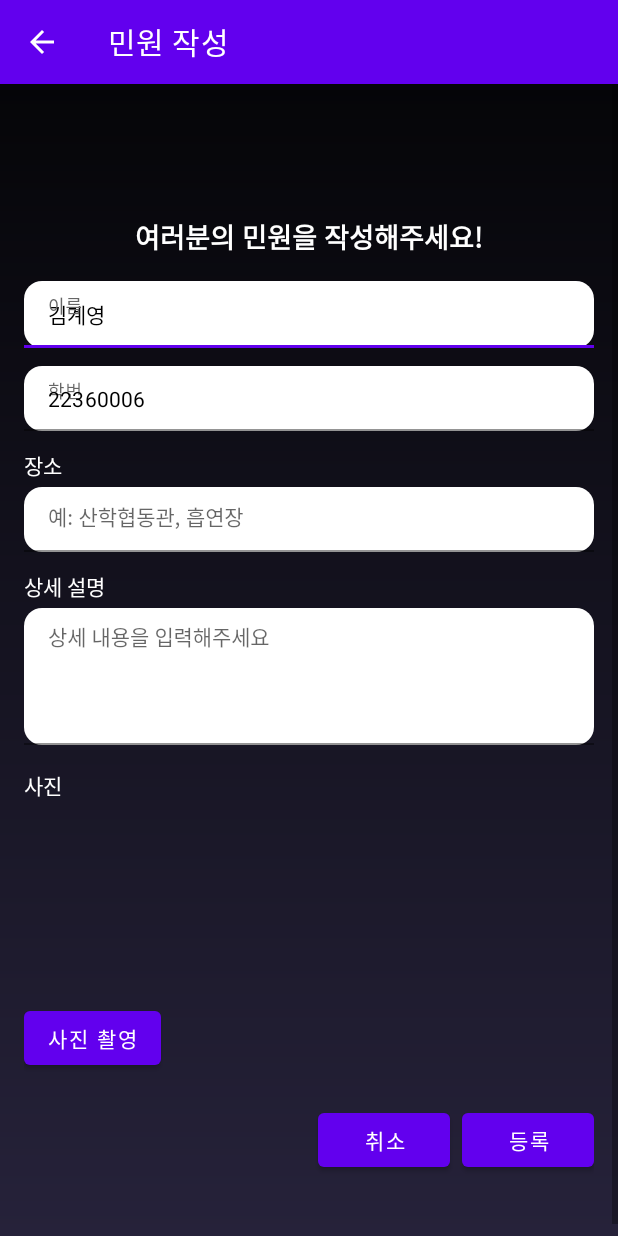
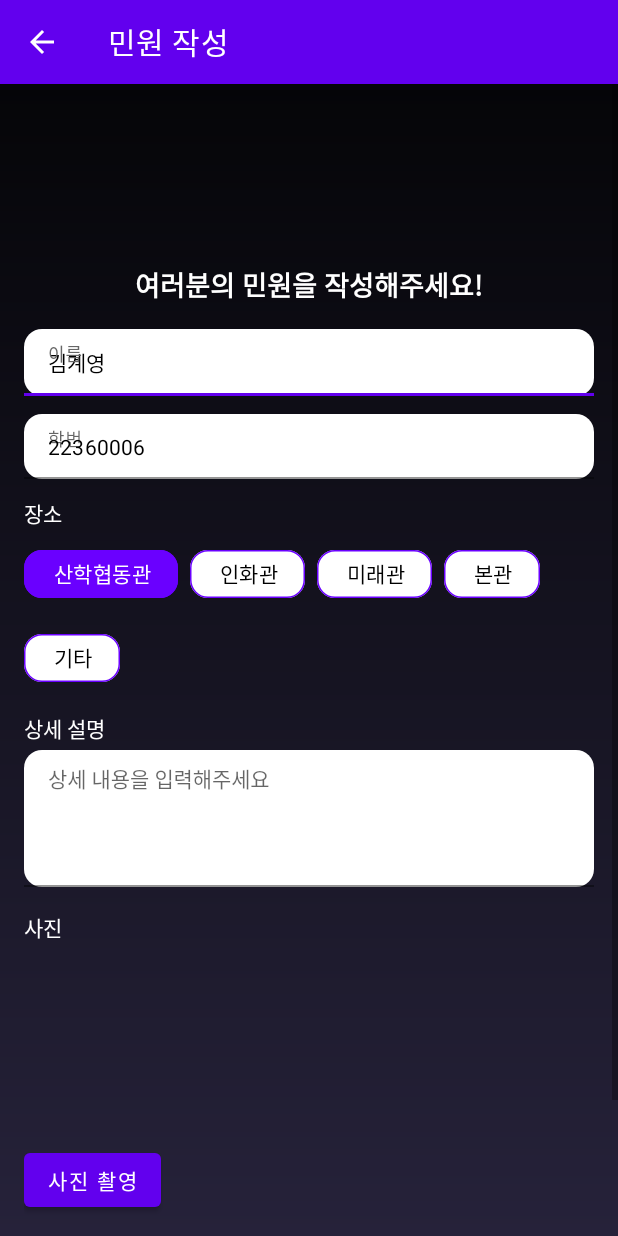
Before and after one commit to yonam-copspot/yonam-copspot, an Android app: the CreateComplaintActivity screen opened directly, with no data from a screen before it, on a phone screen of 412 x 824 dp. Run offline under Robolectric (Android 15) with nearby library versions, the phone set to English and light mode, and no system bars.

Commit message:
1. action bar 위치 조정 2. 장소 선택 기능 추가(CreateComplaintActivity 및 activity_create_complaint.xml 수정  ) 3.res/color 생성 4.design.xml 버튼별 생성 5.styles.xml 생성

```diff
--- a/Yonam-copspot-App/Yonamcopspot/app/src/main/java/com/example/yonam_copspot/CreateComplaintActivity.kt
+++ b/Yonam-copspot-App/Yonamcopspot/app/src/main/java/com/example/yonam_copspot/CreateComplaintActivity.kt
@@ -1,34 +1,35 @@
 package com.example.yonam_copspot
 
+import android.Manifest
+import android.content.pm.PackageManager
 import android.graphics.Bitmap
 import android.os.Bundle
 import android.util.Base64
+import android.util.Log
 import android.view.MenuItem
+import android.view.View
 import android.widget.*
 import androidx.activity.result.contract.ActivityResultContracts
 import androidx.appcompat.app.AppCompatActivity
+import androidx.core.app.ActivityCompat
+import androidx.core.content.ContextCompat
 import androidx.lifecycle.lifecycleScope
 import com.example.yonam_copspot.network.RetrofitClient
 import com.example.yonam_copspot.network.dto.CreateComplaintRequestDto
+import com.google.android.gms.location.FusedLocationProviderClient
+import com.google.android.gms.location.LocationServices
+import com.google.android.material.chip.Chip
+import com.google.android.material.chip.ChipGroup
+import com.google.android.material.textfield.TextInputEditText
+import com.google.android.material.textfield.TextInputLayout
 import kotlinx.coroutines.launch
 import java.io.ByteArrayOutputStream
-import android.Manifest
-import android.content.pm.PackageManager
-import androidx.core.app.ActivityCompat
-import androidx.core.content.ContextCompat
-import com.google.android.gms.location.FusedLocationProviderClient
-import com.google.android.gms.location.LocationServices
-import android.util.Log
-
-
 
 class CreateComplaintActivity : AppCompatActivity() {
 
-    // TODO: 실제 로그인 시스템 생기면 여기서 userId 받아오기
     private val loginUserId = "22360006"
     private val loginUserName = "김계영"
 
-    // ★ 위치
     private lateinit var fusedLocationClient: FusedLocationProviderClient
 
     companion object {
@@ -40,10 +41,12 @@ class CreateComplaintActivity : AppCompatActivity() {
     private lateinit var btnTakePhoto: Button
     private lateinit var editWriterName: EditText
     private lateinit var editUserId: EditText
-    private lateinit var editLocation: EditText
     private lateinit var editMessage: EditText
     private lateinit var btnSubmit: Button
     private lateinit var btnCancel: Button
+
+    // ✅ 장소 칩 관련
+    private lateinit var chipGroupLocation: ChipGroup
 
     private var photoBase64: String? = null
 
@@ -72,14 +75,17 @@ class CreateComplaintActivity : AppCompatActivity() {
         btnTakePhoto = findViewById(R.id.btnTakePhoto)
         editWriterName = findViewById(R.id.editWriterName)
         editUserId = findViewById(R.id.editUserId)
-        editLocation = findViewById(R.id.editLocation)
         editMessage = findViewById(R.id.editMessage)
         btnSubmit = findViewById(R.id.btnSubmitComplaint)
         btnCancel = findViewById(R.id.btnCancel)
 
-        // 기본값으로 로그인 아이디/이름 넣어두기 (수정 가능)
+        // ✅ 칩/기타입력 뷰 연결
+        chipGroupLocation = findViewById(R.id.chipGroupLocation)
+
+        // 기본값으로 로그인 아이디/이름
         editUserId.setText(loginUserId)
         editWriterName.setText(loginUserName)
+
 
         btnTakePhoto.setOnClickListener {
             takePicturePreviewLauncher.launch(null)
@@ -92,14 +98,23 @@ class CreateComplaintActivity : AppCompatActivity() {
         btnCancel.setOnClickListener {
             finish()
         }
+    }
 
-        // 🔹 이거도 사실 없어도 됨 (원하면 두 둬도 상관 없지만 필수 X)
-        // editMessage.setOnClickListener {
-        //     scrollView.post {
-        //         scrollView.smoothScrollTo(0, editMessage.bottom)
-        //     }
-        // }
+    // ✅ 칩에서 장소 가져오기
+    private fun getSelectedLocation(): String {
+        val checkedId = chipGroupLocation.checkedChipId
+        if (checkedId == View.NO_ID) return ""
+        return chipGroupLocation.findViewById<Chip>(checkedId)
+            .text.toString()
+            .trim()
     }
+
+//  기타로 저장되어서 넘어가게 하려면 이렇게
+//    return if (selected == "기타") {
+//        editEtcLocation.text?.toString()?.trim()
+//            .takeUnless { it.isNullOrEmpty() } ?: "기타"
+//    } else selected
+
 
     private fun submitComplaintToServer(
         writerName: String,
@@ -134,31 +149,28 @@ class CreateComplaintActivity : AppCompatActivity() {
     private fun submitComplaintWithLocation() {
         val writerName = editWriterName.text.toString().trim()
         val userId = editUserId.text.toString().trim()
-        val locationText = editLocation.text.toString().trim()
+        val locationText = getSelectedLocation()
         val description = editMessage.text.toString().trim()
 
         if (writerName.isEmpty() || userId.isEmpty() || locationText.isEmpty() || description.isEmpty()) {
-            Toast.makeText(this, "이름, 아이디, 장소, 설명을 모두 입력해 주세요.", Toast.LENGTH_SHORT).show()
+            Toast.makeText(this, "이름, 학번, 장소, 설명을 모두 입력해 주세요.", Toast.LENGTH_SHORT).show()
             return
         }
 
-        // ★ 위치 권한 체크
+        // 위치 권한 체크
         if (ContextCompat.checkSelfPermission(
                 this,
                 Manifest.permission.ACCESS_FINE_LOCATION
             ) != PackageManager.PERMISSION_GRANTED
         ) {
-            // 권한 없으면 요청
             ActivityCompat.requestPermissions(
                 this,
                 arrayOf(Manifest.permission.ACCESS_FINE_LOCATION),
                 REQUEST_LOCATION_PERMISSION
             )
-            // onRequestPermissionsResult 에서 다시 submitComplaintWithLocation() 호출
             return
         }
 
-        // ★ 권한이 있는 경우: 마지막 위치 가져오기
         fusedLocationClient.lastLocation
             .addOnSuccessListener { loc ->
                 val lat = loc?.latitude
@@ -188,6 +200,7 @@ class CreateComplaintActivity : AppCompatActivity() {
                 )
             }
     }
+
     override fun onRequestPermissionsResult(
         requestCode: Int,
         permissions: Array<out String>,
@@ -197,18 +210,18 @@ class CreateComplaintActivity : AppCompatActivity() {
 
         if (requestCode == REQUEST_LOCATION_PERMISSION) {
             if (grantResults.isNotEmpty() && grantResults[0] == PackageManager.PERMISSION_GRANTED) {
-                // 권한을 방금 허용했으니 다시 시도
                 submitComplaintWithLocation()
             } else {
-                // 거부한 경우: 위도/경도 없이 그냥 등록할지 여부 선택
                 Toast.makeText(this, "위치 권한이 없어 위치 없이 민원을 등록합니다.", Toast.LENGTH_SHORT).show()
 
                 val writerName = editWriterName.text.toString().trim()
                 val userId = editUserId.text.toString().trim()
-                val locationText = editLocation.text.toString().trim()
+                val locationText = getSelectedLocation()
                 val description = editMessage.text.toString().trim()
 
-                if (writerName.isNotEmpty() && userId.isNotEmpty() && locationText.isNotEmpty() && description.isNotEmpty()) {
+                if (writerName.isNotEmpty() && userId.isNotEmpty() &&
+                    locationText.isNotEmpty() && description.isNotEmpty()
+                ) {
                     submitComplaintToServer(
                         writerName = writerName,
                         userId = userId,
@@ -221,8 +234,6 @@ class CreateComplaintActivity : AppCompatActivity() {
             }
         }
     }
-
-
 
     private fun Bitmap.toBase64(): String {
         val outputStream = ByteArrayOutputStream()
@@ -237,7 +248,6 @@ class CreateComplaintActivity : AppCompatActivity() {
                 finish()
                 true
             }
-
             else -> super.onOptionsItemSelected(item)
         }
     }
--- /dev/null
+++ b/Yonam-copspot-App/Yonamcopspot/app/src/main/res/color/location_chip_bg.xml
@@ -0,0 +1,6 @@
+<selector xmlns:android="http://schemas.android.com/apk/res/android">
+    <!-- 선택됐을 때 배경 -->
+    <item android:color="#6A00FF" android:state_checked="true"/>
+    <!-- 기본 배경 -->
+    <item android:color="@android:color/white"/>
+</selector>
--- /dev/null
+++ b/Yonam-copspot-App/Yonamcopspot/app/src/main/res/color/location_chip_stroke.xml
@@ -0,0 +1,6 @@
+<selector xmlns:android="http://schemas.android.com/apk/res/android">
+    <!-- 선택됐을 때 테두리 -->
+    <item android:color="#6A00FF" android:state_checked="true"/>
+    <!-- 기본 테두리 -->
+    <item android:color="#6A00FF"/>
+</selector>
--- /dev/null
+++ b/Yonam-copspot-App/Yonamcopspot/app/src/main/res/color/location_chip_text.xml
@@ -0,0 +1,6 @@
+<selector xmlns:android="http://schemas.android.com/apk/res/android">
+    <!-- 선택됐을 때 글자색 -->
+    <item android:color="@android:color/white" android:state_checked="true"/>
+    <!-- 기본 글자색 -->
+    <item android:color="@android:color/black"/>
+</selector>
--- a/Yonam-copspot-App/Yonamcopspot/app/src/main/res/layout/activity_complaint_detail.xml
+++ b/Yonam-copspot-App/Yonamcopspot/app/src/main/res/layout/activity_complaint_detail.xml
@@ -12,7 +12,7 @@
         android:orientation="vertical"
         android:paddingStart="16dp"
         android:paddingEnd="16dp"
-        android:paddingTop="16dp"
+        android:paddingTop="120dp"
         android:paddingBottom="16dp"
         app:layout_constraintTop_toTopOf="parent"
         app:layout_constraintBottom_toBottomOf="parent"
--- a/Yonam-copspot-App/Yonamcopspot/app/src/main/res/layout/activity_create_complaint.xml
+++ b/Yonam-copspot-App/Yonamcopspot/app/src/main/res/layout/activity_create_complaint.xml
@@ -13,7 +13,7 @@
         android:orientation="vertical"
         android:paddingStart="16dp"
         android:paddingEnd="16dp"
-        android:paddingTop="88dp"
+        android:paddingTop="120dp"
         android:paddingBottom="48dp">
 
         <!-- 타이틀 -->
@@ -76,36 +76,68 @@
                 android:padding="12dp"/>
         </com.google.android.material.textfield.TextInputLayout>
 
-        <!-- 장소 -->
+
         <TextView
             android:layout_width="wrap_content"
             android:layout_height="wrap_content"
             android:text="장소"
             android:textColor="@android:color/white"
-            android:layout_marginBottom="4dp"/>
+            android:layout_marginBottom="6dp"/>
 
-        <com.google.android.material.textfield.TextInputLayout
+        <com.google.android.material.chip.ChipGroup
+            android:id="@+id/chipGroupLocation"
             android:layout_width="match_parent"
             android:layout_height="wrap_content"
             android:layout_marginBottom="12dp"
-            app:boxBackgroundMode="filled"
-            app:boxBackgroundColor="@android:color/white"
-            app:boxCornerRadiusTopStart="12dp"
-            app:boxCornerRadiusTopEnd="12dp"
-            app:boxCornerRadiusBottomStart="12dp"
-            app:boxCornerRadiusBottomEnd="12dp"
-            app:hintTextColor="#666666">
+            android:visibility="visible"
+            app:singleSelection="true"
+            app:selectionRequired="true"
+            app:chipSpacingHorizontal="8dp"
+            app:chipSpacingVertical="8dp">
 
-            <com.google.android.material.textfield.TextInputEditText
-                android:id="@+id/editLocation"
-                android:layout_width="match_parent"
+            <com.google.android.material.chip.Chip
+                android:id="@+id/chipLoc1"
+                style="@style/LocationChipStyle"
+                android:layout_width="wrap_content"
                 android:layout_height="wrap_content"
-                android:hint="예: 산학협동관, 흡연장"
-                android:inputType="text"
-                android:textColor="@android:color/black"
-                android:textSize="14sp"
-                android:padding="12dp"/>
-        </com.google.android.material.textfield.TextInputLayout>
+                android:text="산학협동관"
+                android:checkable="true"
+                android:checked="true"/>
+
+            <com.google.android.material.chip.Chip
+                android:id="@+id/chipLoc2"
+                style="@style/LocationChipStyle"
+                android:layout_width="wrap_content"
+                android:layout_height="wrap_content"
+                android:text="인화관"
+                android:checkable="true"/>
+
+            <com.google.android.material.chip.Chip
+                android:id="@+id/chipLoc3"
+                style="@style/LocationChipStyle"
+                android:layout_width="wrap_content"
+                android:layout_height="wrap_content"
+                android:text="미래관"
+                android:checkable="true"/>
+
+            <com.google.android.material.chip.Chip
+                android:id="@+id/chipLoc4"
+                style="@style/LocationChipStyle"
+                android:layout_width="wrap_content"
+                android:layout_height="wrap_content"
+                android:text="본관"
+                android:checkable="true"/>
+
+            <com.google.android.material.chip.Chip
+                android:id="@+id/chipLocEtc"
+                style="@style/LocationChipStyle"
+                android:layout_width="wrap_content"
+                android:layout_height="wrap_content"
+                android:text="기타"
+                android:checkable="true"/>
+        </com.google.android.material.chip.ChipGroup>
+
+
 
         <!-- 상세설명 -->
         <TextView
--- /dev/null
+++ b/Yonam-copspot-App/Yonamcopspot/app/src/main/res/values/styles.xml
@@ -0,0 +1,20 @@
+<?xml version="1.0" encoding="utf-8"?>
+<resources>
+
+    <style name="LocationChipStyle" parent="Widget.MaterialComponents.Chip.Choice">
+        <item name="chipBackgroundColor">@color/location_chip_bg</item>
+        <item name="chipStrokeColor">@color/location_chip_stroke</item>
+        <item name="chipStrokeWidth">1dp</item>
+        <item name="chipCornerRadius">12dp</item>
+
+        <item name="chipStartPadding">12dp</item>
+        <item name="chipEndPadding">12dp</item>
+
+        <item name="android:textColor">@color/location_chip_text</item>
+        <item name="android:textSize">14sp</item>
+
+        <item name="checkedIconVisible">false</item>
+    </style>
+
+
+</resources>
```
Also changed, not shown: Yonam-copspot-App/Yonamcopspot/app/src/main/java/com/example/yonam_copspot/MainActivity.kt (+31 -0 lines), Yonam-copspot-App/Yonamcopspot/app/src/main/res/drawable/design_select_style.xml (added, +19 -0 lines), Yonam-copspot-App/Yonamcopspot/app/src/main/res/layout/activity_complaint_status.xml (+1 -11 lines), Yonam-copspot-App/Yonamcopspot/app/src/main/res/layout/activity_my_complaints.xml (+1 -11 lines).
